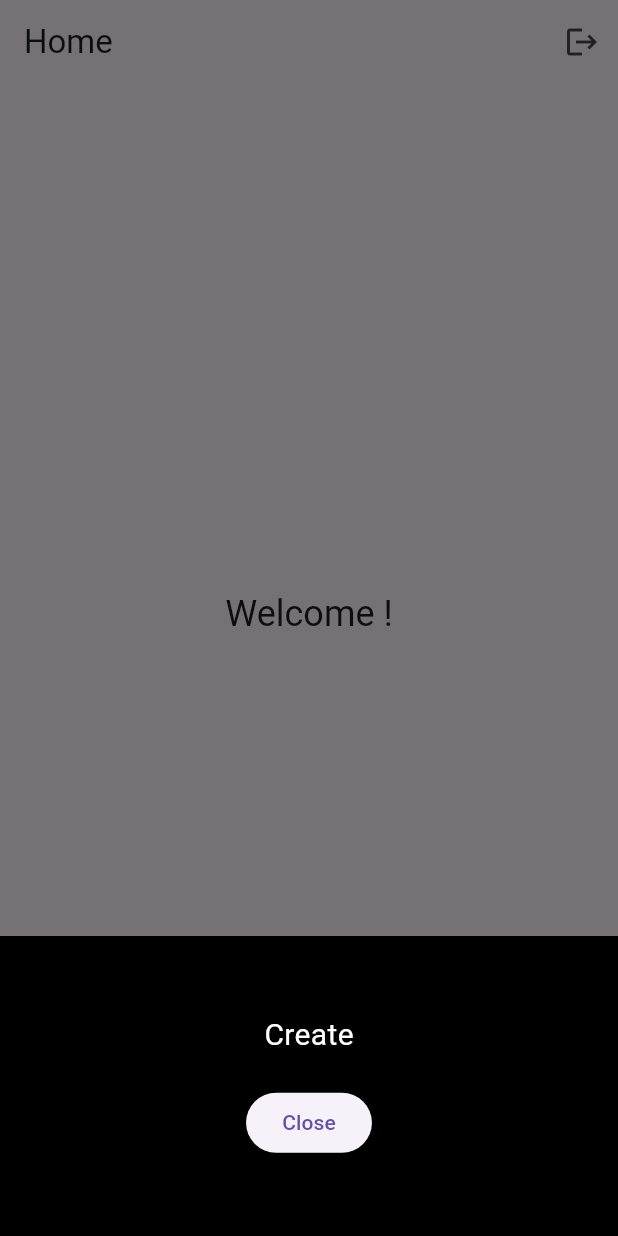
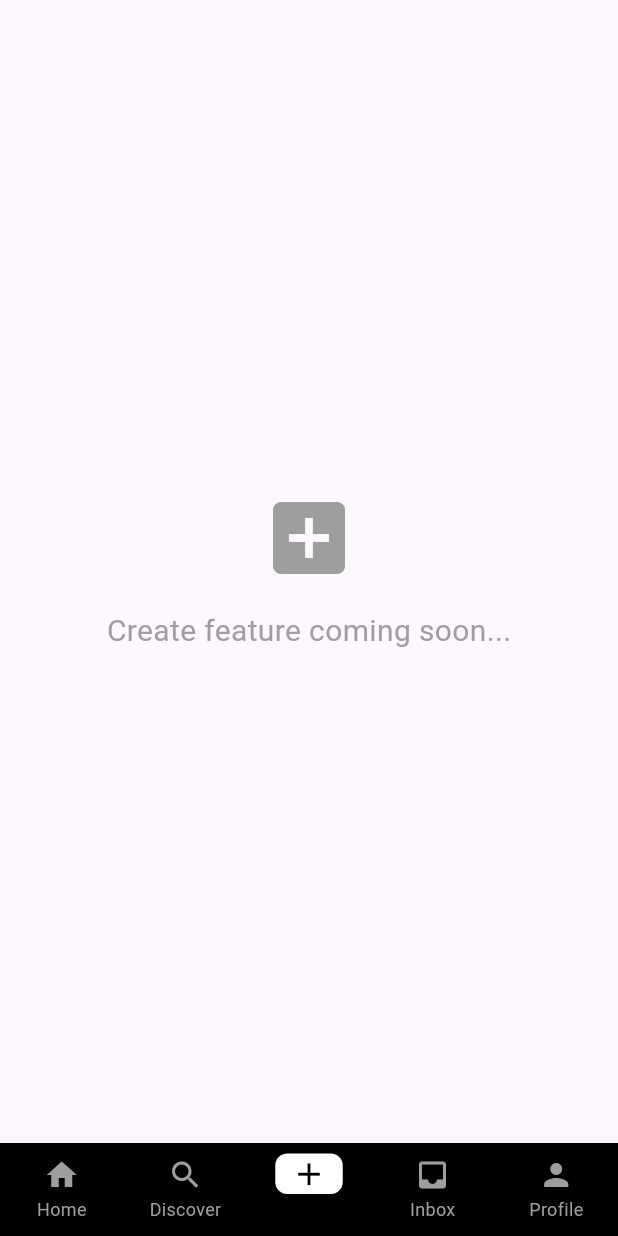
Before and after one commit to FranciscoRecio/mikmok, a Flutter app: the screen it shows once a user with an empty profile is signed in, item 3 of the bottom bar chosen, on a phone screen of 412 x 824 dp. Run offline on Flutter 3.47's test engine with Material 3 defaults, Android fonts, the phone set to English and light mode, and no system bars; our stand-ins replace cloud_firestore, firebase_auth, firebase_core, go_router; accounts and stored records are empty.

Commit message:
Add blank create page

```diff
--- a/lib/main.dart
+++ b/lib/main.dart
@@ -9,6 +9,7 @@ import 'screens/register_screen.dart';
 import 'screens/profile_screen.dart';
 import 'screens/root_layout.dart';
 import 'screens/discover_screen.dart';
+import 'screens/create_screen.dart';
 import 'providers/auth_provider.dart';
 
 void main() async {
@@ -68,6 +69,13 @@ class MyApp extends StatelessWidget {
                 builder: (context, state) => const RootLayout(
                   selectedIndex: 1,
                   child: DiscoverScreen(),
+                ),
+              ),
+              GoRoute(
+                path: '/create',
+                builder: (context, state) => const RootLayout(
+                  selectedIndex: 2,
+                  child: CreateScreen(),
                 ),
               ),
               GoRoute(
--- /dev/null
+++ b/lib/screens/create_screen.dart
@@ -0,0 +1,29 @@
+import 'package:flutter/material.dart';
+
+class CreateScreen extends StatelessWidget {
+  const CreateScreen({super.key});
+
+  @override
+  Widget build(BuildContext context) {
+    return const Center(
+      child: Column(
+        mainAxisAlignment: MainAxisAlignment.center,
+        children: [
+          Icon(
+            Icons.add_box,
+            size: 64,
+            color: Colors.grey,
+          ),
+          SizedBox(height: 16),
+          Text(
+            'Create feature coming soon...',
+            style: TextStyle(
+              fontSize: 20,
+              color: Colors.grey,
+            ),
+          ),
+        ],
+      ),
+    );
+  }
+}
```
Also changed, not shown: lib/screens/root_layout.dart (+3 -30 lines).
